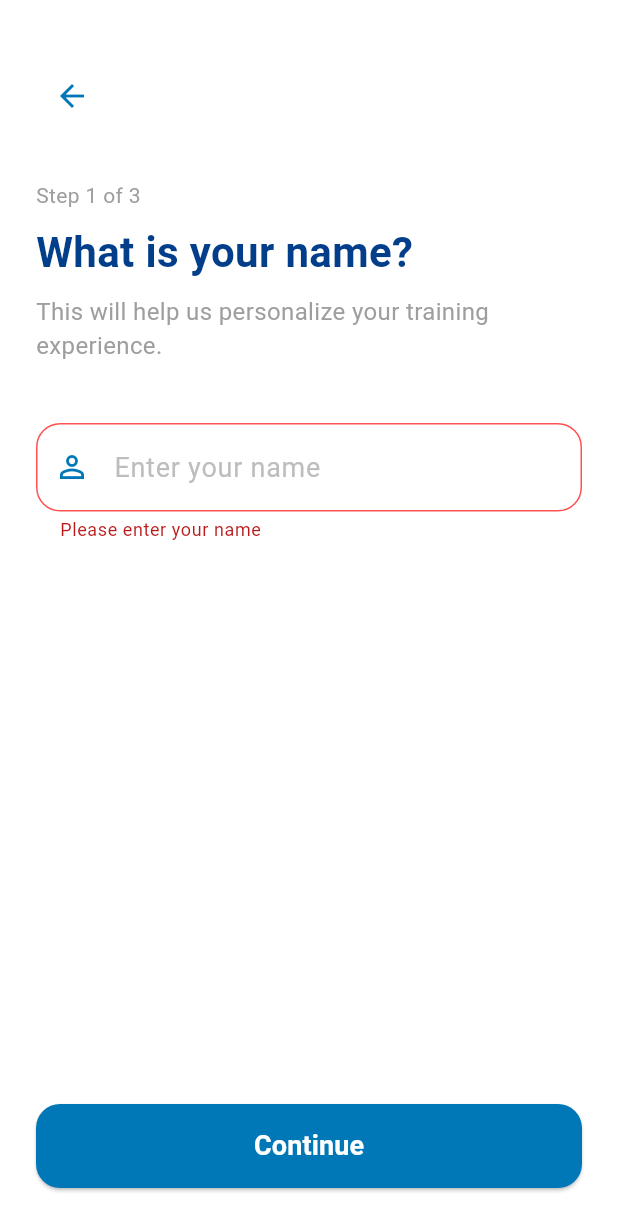
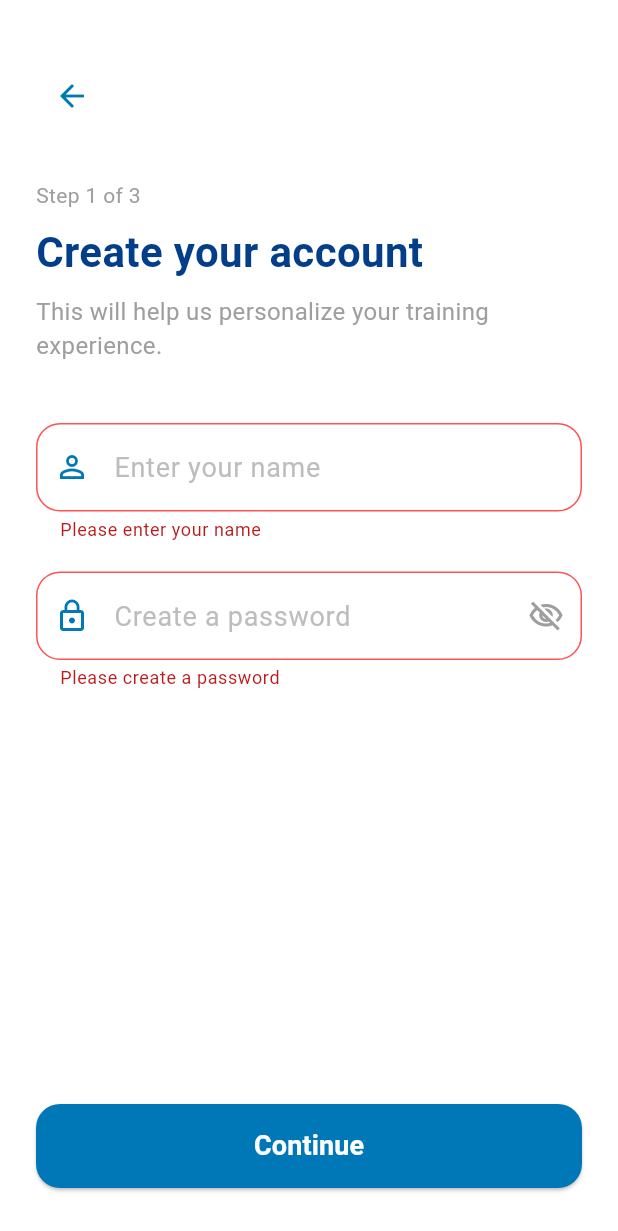
Before and after one commit to Ashfaaq-cmd/TrISync, a Flutter app: the NameInputScreen screen opened by its route, after a tap on "Continue", on a phone screen of 412 x 824 dp. Shown: the top 1231 px of the screen. Run offline on Flutter 3.47's test engine with Material 3 defaults, Android fonts, the phone set to English and light mode, and no system bars.

Commit message:
Add Password

```diff
--- a/lib/models/user_profile.dart
+++ b/lib/models/user_profile.dart
@@ -2,19 +2,19 @@
 
 class UserProfile extends ChangeNotifier {
   String name = '';
-  String email = '';
+  String password = '';
   String fitnessLevel = '';
   String raceGoal = '';
   bool onboardingCompleted = false;
 
   void saveProfile({
     required String name,
-    required String email,
+    required String password,
     required String fitnessLevel,
     required String raceGoal,
   }) {
     this.name = name;
-    this.email = email;
+    this.password = password;
     this.fitnessLevel = fitnessLevel;
     this.raceGoal = raceGoal;
     onboardingCompleted = true;
--- a/lib/screens/onboarding/goal_selection_screen.dart
+++ b/lib/screens/onboarding/goal_selection_screen.dart
@@ -62,7 +62,7 @@
     final profile = Provider.of<UserProfile>(context, listen: false);
     profile.saveProfile(
       name: profile.name,
-      email: '',
+      password: profile.password,
       fitnessLevel: profile.fitnessLevel,
       raceGoal: _selectedGoal!,
     );
--- a/lib/screens/onboarding/name_input_screen.dart
+++ b/lib/screens/onboarding/name_input_screen.dart
@@ -11,11 +11,14 @@
 
 class _NameInputScreenState extends State<NameInputScreen> {
   final TextEditingController _nameController = TextEditingController();
+  final TextEditingController _passwordController = TextEditingController();
   final _formKey = GlobalKey<FormState>();
+  bool _obscurePassword = true;
 
   @override
   void dispose() {
     _nameController.dispose();
+    _passwordController.dispose();
     super.dispose();
   }
 
@@ -23,6 +26,7 @@
     if (_formKey.currentState!.validate()) {
       final profile = Provider.of<UserProfile>(context, listen: false);
       profile.name = _nameController.text.trim();
+      profile.password = _passwordController.text.trim();
       Navigator.pushNamed(context, '/level-assessment');
     }
   }
@@ -31,7 +35,6 @@
   Widget build(BuildContext context) {
     return Scaffold(
       backgroundColor: Colors.white,
-      // resizeToAvoidBottomInset keeps the button visible when the keyboard opens
       resizeToAvoidBottomInset: true,
       body: SafeArea(
         child: Column(
@@ -43,7 +46,6 @@
                   crossAxisAlignment: CrossAxisAlignment.start,
                   children: [
                     const SizedBox(height: 40),
-                    // Back button
                     IconButton(
                       onPressed: () => Navigator.pop(context),
                       icon: const Icon(
@@ -59,7 +61,7 @@
                     ),
                     const SizedBox(height: 8),
                     const Text(
-                      'What is your name?',
+                      'Create your account',
                       style: TextStyle(
                         fontSize: 28,
                         fontWeight: FontWeight.bold,
@@ -72,10 +74,12 @@
                       style: TextStyle(fontSize: 16, color: Colors.grey),
                     ),
                     const SizedBox(height: 40),
-                    // Name input field
                     Form(
                       key: _formKey,
-                      child: TextFormField(
+                      child: Column(
+                        children: [
+                          // NAME FIELD
+                          TextFormField(
                             controller: _nameController,
                             textCapitalization: TextCapitalization.words,
                             style: const TextStyle(
@@ -91,7 +95,9 @@
                               ),
                               enabledBorder: OutlineInputBorder(
                                 borderRadius: BorderRadius.circular(16),
-                            borderSide: const BorderSide(color: Colors.grey),
+                                borderSide: const BorderSide(
+                                  color: Colors.grey,
+                                ),
                               ),
                               focusedBorder: OutlineInputBorder(
                                 borderRadius: BorderRadius.circular(16),
@@ -123,6 +129,75 @@
                               return null;
                             },
                           ),
+
+                          const SizedBox(height: 20),
+
+                          // PASSWORD FIELD
+                          TextFormField(
+                            controller: _passwordController,
+                            obscureText: _obscurePassword,
+                            style: const TextStyle(
+                              color: Color(0xFF023E8A),
+                              fontSize: 18,
+                            ),
+                            decoration: InputDecoration(
+                              hintText: 'Create a password',
+                              hintStyle: TextStyle(color: Colors.grey[400]),
+                              prefixIcon: const Icon(
+                                Icons.lock_outline,
+                                color: Color(0xFF0077B6),
+                              ),
+                              suffixIcon: IconButton(
+                                icon: Icon(
+                                  _obscurePassword
+                                      ? Icons.visibility_off_outlined
+                                      : Icons.visibility_outlined,
+                                  color: Colors.grey,
+                                ),
+                                onPressed: () {
+                                  setState(() {
+                                    _obscurePassword = !_obscurePassword;
+                                  });
+                                },
+                              ),
+                              enabledBorder: OutlineInputBorder(
+                                borderRadius: BorderRadius.circular(16),
+                                borderSide: const BorderSide(
+                                  color: Colors.grey,
+                                ),
+                              ),
+                              focusedBorder: OutlineInputBorder(
+                                borderRadius: BorderRadius.circular(16),
+                                borderSide: const BorderSide(
+                                  color: Color(0xFF0077B6),
+                                  width: 2,
+                                ),
+                              ),
+                              errorBorder: OutlineInputBorder(
+                                borderRadius: BorderRadius.circular(16),
+                                borderSide: const BorderSide(
+                                  color: Colors.redAccent,
+                                ),
+                              ),
+                              focusedErrorBorder: OutlineInputBorder(
+                                borderRadius: BorderRadius.circular(16),
+                                borderSide: const BorderSide(
+                                  color: Colors.redAccent,
+                                ),
+                              ),
+                            ),
+                            validator: (value) {
+                              if (value == null || value.trim().isEmpty) {
+                                return 'Please create a password';
+                              }
+                              if (value.trim().length < 6) {
+                                return 'Password must be at least 6 characters';
+                              }
+                              return null;
+                            },
+                          ),
+                        ],
+                      ),
                     ),
                     const SizedBox(height: 24),
                   ],
@@ -130,7 +205,7 @@
               ),
             ),
 
-            // Pinned continue button — stays above keyboard
+            // Pinned continue button
             Padding(
               padding: const EdgeInsets.fromLTRB(24, 12, 24, 32),
               child: SizedBox(
```
Lines whose indentation alone changed are shown as unchanged.
